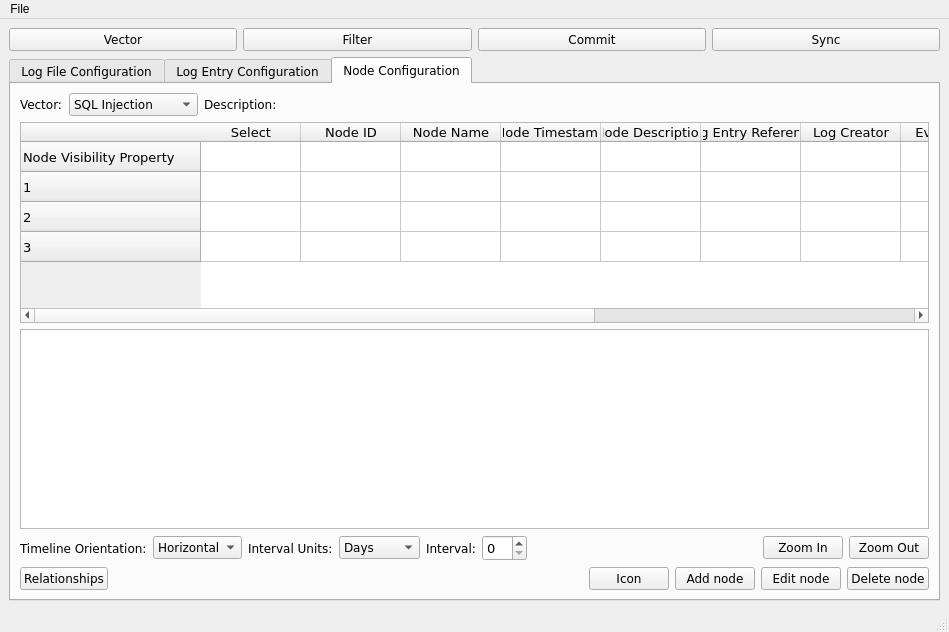
This is ui/main_window.ui in CS4311-spring-2020/pick-tool-team14-keikaku as Qt 5 draws it before an edit. The edited form follows.
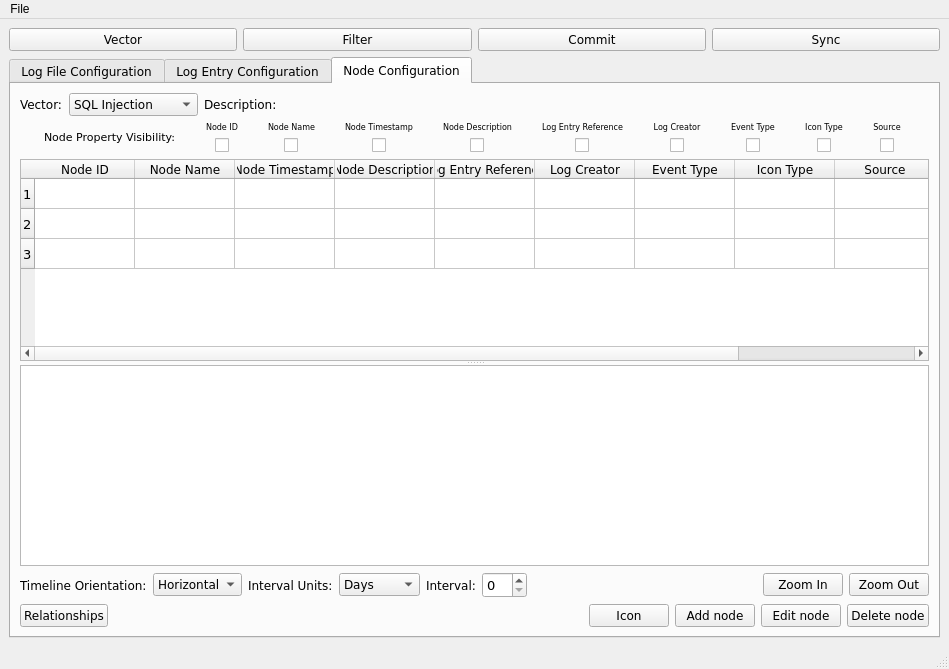
This is the edited form. The open tabs and pages were chosen to show the change. Icons and pictures are not drawn.

Commit message: Set column widths on all tables, aligned all table checkboxes, set default tab and linked to settings, created default directory folders and linked to settings, created property visibility layout above node config table, enabled vertical splitter between node config table and node graph panel.

```diff
--- a/ui/main_window.ui
+++ b/ui/main_window.ui
@@ -7,7 +7,7 @@
     <x>0</x>
     <y>0</y>
     <width>949</width>
-    <height>632</height>
+    <height>669</height>
    </rect>
   </property>
   <property name="windowTitle">
@@ -870,7 +870,7 @@
        <attribute name="title">
         <string>Node Configuration</string>
        </attribute>
-       <layout class="QVBoxLayout" name="verticalLayout_2" stretch="0,1,1,0,0">
+       <layout class="QVBoxLayout" name="verticalLayout_2" stretch="0,0,1,0,0">
         <item>
          <layout class="QHBoxLayout" name="nodeTopHL">
           <item>
@@ -929,23 +929,372 @@
          </layout>
         </item>
         <item>
-         <widget class="QTableWidget" name="nodeTableWidget">
+         <layout class="QHBoxLayout" name="nodeVisibilityHL" stretch="0,1,1,1,1,1,1,1,1,1">
+          <item>
+           <widget class="QLabel" name="nodePropVisibilityLabel">
+            <property name="sizePolicy">
+             <sizepolicy hsizetype="Fixed" vsizetype="Fixed">
+              <horstretch>0</horstretch>
+              <verstretch>0</verstretch>
+             </sizepolicy>
+            </property>
+            <property name="font">
+             <font>
+              <family>Verdana</family>
+              <pointsize>8</pointsize>
+             </font>
+            </property>
+            <property name="text">
+             <string>Node Property Visibility:</string>
+            </property>
+            <property name="wordWrap">
+             <bool>false</bool>
+            </property>
+           </widget>
+          </item>
+          <item>
+           <layout class="QVBoxLayout" name="nodeIDVL">
+            <item>
+             <widget class="QLabel" name="nodeIDLabel">
+              <property name="font">
+               <font>
+                <pointsize>6</pointsize>
+               </font>
+              </property>
+              <property name="text">
+               <string>Node ID</string>
+              </property>
+              <property name="alignment">
+               <set>Qt::AlignCenter</set>
+              </property>
+              <property name="wordWrap">
+               <bool>false</bool>
+              </property>
+             </widget>
+            </item>
+            <item>
+             <layout class="QHBoxLayout" name="nodeIDCheckHL">
+              <item>
+               <widget class="QCheckBox" name="nodeIDCheckBox">
+                <property name="sizePolicy">
+                 <sizepolicy hsizetype="Fixed" vsizetype="Fixed">
+                  <horstretch>0</horstretch>
+                  <verstretch>0</verstretch>
+                 </sizepolicy>
+                </property>
+               </widget>
+              </item>
+             </layout>
+            </item>
+           </layout>
+          </item>
+          <item>
+           <layout class="QVBoxLayout" name="nodeNameVL">
+            <item>
+             <widget class="QLabel" name="nodeNameLabel">
+              <property name="font">
+               <font>
+                <pointsize>6</pointsize>
+               </font>
+              </property>
+              <property name="text">
+               <string>Node Name</string>
+              </property>
+              <property name="alignment">
+               <set>Qt::AlignCenter</set>
+              </property>
+              <property name="wordWrap">
+               <bool>false</bool>
+              </property>
+             </widget>
+            </item>
+            <item>
+             <layout class="QHBoxLayout" name="nodeNameCheckHL">
+              <item>
+               <widget class="QCheckBox" name="nodeNameCheckBox">
+                <property name="sizePolicy">
+                 <sizepolicy hsizetype="Fixed" vsizetype="Fixed">
+                  <horstretch>0</horstretch>
+                  <verstretch>0</verstretch>
+                 </sizepolicy>
+                </property>
+               </widget>
+              </item>
+             </layout>
+            </item>
+           </layout>
+          </item>
+          <item>
+           <layout class="QVBoxLayout" name="nodeTimeVL">
+            <item>
+             <widget class="QLabel" name="nodeTimeLabel">
+              <property name="font">
+               <font>
+                <pointsize>6</pointsize>
+               </font>
+              </property>
+              <property name="text">
+               <string>Node Timestamp</string>
+              </property>
+              <property name="alignment">
+               <set>Qt::AlignCenter</set>
+              </property>
+              <property name="wordWrap">
+               <bool>false</bool>
+              </property>
+             </widget>
+            </item>
+            <item>
+             <layout class="QHBoxLayout" name="nodeTimeCheckHL">
+              <item>
+               <widget class="QCheckBox" name="nodeTimeCheckBox">
+                <property name="sizePolicy">
+                 <sizepolicy hsizetype="Fixed" vsizetype="Fixed">
+                  <horstretch>0</horstretch>
+                  <verstretch>0</verstretch>
+                 </sizepolicy>
+                </property>
+               </widget>
+              </item>
+             </layout>
+            </item>
+           </layout>
+          </item>
+          <item>
+           <layout class="QVBoxLayout" name="nodeDescVL">
+            <item>
+             <widget class="QLabel" name="nodeDescLabel">
+              <property name="font">
+               <font>
+                <pointsize>6</pointsize>
+               </font>
+              </property>
+              <property name="text">
+               <string>Node Description</string>
+              </property>
+              <property name="alignment">
+               <set>Qt::AlignCenter</set>
+              </property>
+              <property name="wordWrap">
+               <bool>false</bool>
+              </property>
+             </widget>
+            </item>
+            <item>
+             <layout class="QHBoxLayout" name="nodeDescCheckHL">
+              <item>
+               <widget class="QCheckBox" name="nodeDescCheckBox">
+                <property name="sizePolicy">
+                 <sizepolicy hsizetype="Fixed" vsizetype="Fixed">
+                  <horstretch>0</horstretch>
+                  <verstretch>0</verstretch>
+                 </sizepolicy>
+                </property>
+               </widget>
+              </item>
+             </layout>
+            </item>
+           </layout>
+          </item>
+          <item>
+           <layout class="QVBoxLayout" name="longEntryVL">
+            <item>
+             <widget class="QLabel" name="logEntryLabel">
+              <property name="font">
+               <font>
+                <pointsize>6</pointsize>
+               </font>
+              </property>
+              <property name="text">
+               <string>Log Entry Reference</string>
+              </property>
+              <property name="alignment">
+               <set>Qt::AlignCenter</set>
+              </property>
+              <property name="wordWrap">
+               <bool>false</bool>
+              </property>
+             </widget>
+            </item>
+            <item>
+             <layout class="QHBoxLayout" name="logEntryCheckHL">
+              <item>
+               <widget class="QCheckBox" name="logEntryCheckBox">
+                <property name="sizePolicy">
+                 <sizepolicy hsizetype="Fixed" vsizetype="Fixed">
+                  <horstretch>0</horstretch>
+                  <verstretch>0</verstretch>
+                 </sizepolicy>
+                </property>
+               </widget>
+              </item>
+             </layout>
+            </item>
+           </layout>
+          </item>
+          <item>
+           <layout class="QVBoxLayout" name="logCreatorVL">
+            <item>
+             <widget class="QLabel" name="logCreatorLabel">
+              <property name="font">
+               <font>
+                <pointsize>6</pointsize>
+               </font>
+              </property>
+              <property name="text">
+               <string>Log Creator</string>
+              </property>
+              <property name="alignment">
+               <set>Qt::AlignCenter</set>
+              </property>
+              <property name="wordWrap">
+               <bool>false</bool>
+              </property>
+             </widget>
+            </item>
+            <item>
+             <layout class="QHBoxLayout" name="logCreatorCheckHL">
+              <item>
+               <widget class="QCheckBox" name="logCreatorCheckBox">
+                <property name="sizePolicy">
+                 <sizepolicy hsizetype="Fixed" vsizetype="Fixed">
+                  <horstretch>0</horstretch>
+                  <verstretch>0</verstretch>
+                 </sizepolicy>
+                </property>
+               </widget>
+              </item>
+             </layout>
+            </item>
+           </layout>
+          </item>
+          <item>
+           <layout class="QVBoxLayout" name="eventTypeVL">
+            <item>
+             <widget class="QLabel" name="eventTypeLabel">
+              <property name="font">
+               <font>
+                <pointsize>6</pointsize>
+               </font>
+              </property>
+              <property name="text">
+               <string>Event Type</string>
+              </property>
+              <property name="alignment">
+               <set>Qt::AlignCenter</set>
+              </property>
+              <property name="wordWrap">
+               <bool>false</bool>
+              </property>
+             </widget>
+            </item>
+            <item>
+             <layout class="QHBoxLayout" name="eventTypeCheckHL">
+              <item>
+               <widget class="QCheckBox" name="eventTypeCheckBox">
+                <property name="sizePolicy">
+                 <sizepolicy hsizetype="Fixed" vsizetype="Fixed">
+                  <horstretch>0</horstretch>
+                  <verstretch>0</verstretch>
+                 </sizepolicy>
+                </property>
+               </widget>
+              </item>
+             </layout>
+            </item>
+           </layout>
+          </item>
+          <item>
+           <layout class="QVBoxLayout" name="iconTypeVL">
+            <item>
+             <widget class="QLabel" name="iconTypeLabel">
+              <property name="font">
+               <font>
+                <pointsize>6</pointsize>
+               </font>
+              </property>
+              <property name="text">
+               <string>Icon Type</string>
+              </property>
+              <property name="alignment">
+               <set>Qt::AlignCenter</set>
+              </property>
+              <property name="wordWrap">
+               <bool>false</bool>
+              </property>
+             </widget>
+            </item>
+            <item>
+             <layout class="QHBoxLayout" name="iconTypeCheckHL">
+              <item>
+               <widget class="QCheckBox" name="iconTypeCheckBox">
+                <property name="sizePolicy">
+                 <sizepolicy hsizetype="Fixed" vsizetype="Fixed">
+                  <horstretch>0</horstretch>
+                  <verstretch>0</verstretch>
+                 </sizepolicy>
+                </property>
+               </widget>
+              </item>
+             </layout>
+            </item>
+           </layout>
+          </item>
+          <item>
+           <layout class="QVBoxLayout" name="sourceVL">
+            <item>
+             <widget class="QLabel" name="sourceLabel">
+              <property name="font">
+               <font>
+                <pointsize>6</pointsize>
+               </font>
+              </property>
+              <property name="text">
+               <string>Source</string>
+              </property>
+              <property name="alignment">
+               <set>Qt::AlignCenter</set>
+              </property>
+              <property name="wordWrap">
+               <bool>false</bool>
+              </property>
+             </widget>
+            </item>
+            <item>
+             <layout class="QHBoxLayout" name="sourceCheckHL">
+              <item>
+               <widget class="QCheckBox" name="sourceCheckBox">
+                <property name="sizePolicy">
+                 <sizepolicy hsizetype="Fixed" vsizetype="Fixed">
+                  <horstretch>0</horstretch>
+                  <verstretch>0</verstretch>
+                 </sizepolicy>
+                </property>
+               </widget>
+              </item>
+             </layout>
+            </item>
+           </layout>
+          </item>
+         </layout>
+        </item>
+        <item>
+         <widget class="QSplitter" name="splitter">
+          <property name="orientation">
+           <enum>Qt::Vertical</enum>
+          </property>
+          <widget class="QTableWidget" name="nodeTable">
           <property name="font">
            <font>
             <pointsize>10</pointsize>
            </font>
           </property>
-          <attribute name="verticalHeaderCascadingSectionResizes">
-           <bool>false</bool>
-          </attribute>
-          <attribute name="verticalHeaderShowSortIndicator" stdset="0">
+           <property name="sizeAdjustPolicy">
+            <enum>QAbstractScrollArea::AdjustIgnored</enum>
+           </property>
+           <attribute name="horizontalHeaderShowSortIndicator" stdset="0">
            <bool>true</bool>
           </attribute>
-          <row>
-           <property name="text">
-            <string>Node Visibility Property</string>
-           </property>
-          </row>
           <row>
            <property name="text">
             <string>1</string>
@@ -961,16 +1310,6 @@
             <string>3</string>
            </property>
           </row>
-          <column>
-           <property name="text">
-            <string>Select</string>
-           </property>
-           <property name="font">
-            <font>
-             <family>Verdana</family>
-            </font>
-           </property>
-          </column>
           <column>
            <property name="text">
             <string>Node ID</string>
@@ -978,6 +1317,7 @@
            <property name="font">
             <font>
              <family>Verdana</family>
+              <pointsize>9</pointsize>
             </font>
            </property>
           </column>
@@ -988,6 +1328,7 @@
            <property name="font">
             <font>
              <family>Verdana</family>
+              <pointsize>9</pointsize>
             </font>
            </property>
           </column>
@@ -998,6 +1339,7 @@
            <property name="font">
             <font>
              <family>Verdana</family>
+              <pointsize>9</pointsize>
             </font>
            </property>
           </column>
@@ -1008,6 +1350,7 @@
            <property name="font">
             <font>
              <family>Verdana</family>
+              <pointsize>9</pointsize>
             </font>
            </property>
           </column>
@@ -1018,6 +1361,7 @@
            <property name="font">
             <font>
              <family>Verdana</family>
+              <pointsize>9</pointsize>
             </font>
            </property>
           </column>
@@ -1028,6 +1372,7 @@
            <property name="font">
             <font>
              <family>Verdana</family>
+              <pointsize>9</pointsize>
             </font>
            </property>
           </column>
@@ -1038,6 +1383,7 @@
            <property name="font">
             <font>
              <family>Verdana</family>
+              <pointsize>9</pointsize>
             </font>
            </property>
           </column>
@@ -1048,6 +1394,7 @@
            <property name="font">
             <font>
              <family>Verdana</family>
+              <pointsize>9</pointsize>
             </font>
            </property>
           </column>
@@ -1058,6 +1405,7 @@
            <property name="font">
             <font>
              <family>Verdana</family>
+              <pointsize>9</pointsize>
             </font>
            </property>
           </column>
@@ -1068,152 +1416,28 @@
            <property name="font">
             <font>
              <family>Verdana</family>
+              <pointsize>9</pointsize>
             </font>
            </property>
           </column>
-          <item row="0" column="0">
-           <property name="text">
-            <string/>
-           </property>
-           <property name="background">
-            <brush brushstyle="NoBrush">
-             <color alpha="255">
-              <red>0</red>
-              <green>0</green>
-              <blue>0</blue>
-             </color>
-            </brush>
-           </property>
-           <property name="flags">
-            <set>NoItemFlags</set>
-           </property>
-          </item>
-          <item row="0" column="1">
-           <property name="text">
-            <string/>
-           </property>
-           <property name="checkState">
-            <enum>Unchecked</enum>
-           </property>
-          </item>
-          <item row="0" column="2">
-           <property name="text">
-            <string/>
-           </property>
-           <property name="checkState">
-            <enum>Unchecked</enum>
-           </property>
-          </item>
-          <item row="0" column="3">
-           <property name="text">
-            <string/>
-           </property>
-           <property name="checkState">
-            <enum>Unchecked</enum>
-           </property>
-          </item>
-          <item row="0" column="4">
-           <property name="text">
-            <string/>
-           </property>
-           <property name="checkState">
-            <enum>Unchecked</enum>
-           </property>
-          </item>
-          <item row="0" column="5">
-           <property name="text">
-            <string/>
-           </property>
-           <property name="checkState">
-            <enum>Unchecked</enum>
-           </property>
-          </item>
-          <item row="0" column="6">
-           <property name="text">
-            <string/>
-           </property>
-           <property name="checkState">
-            <enum>Unchecked</enum>
-           </property>
-          </item>
-          <item row="0" column="7">
-           <property name="text">
-            <string/>
-           </property>
-           <property name="checkState">
-            <enum>Unchecked</enum>
-           </property>
-          </item>
-          <item row="0" column="8">
-           <property name="text">
-            <string/>
-           </property>
-           <property name="checkState">
-            <enum>Unchecked</enum>
-           </property>
-          </item>
           <item row="0" column="9">
            <property name="text">
             <string/>
            </property>
-           <property name="checkState">
-            <enum>Unchecked</enum>
-           </property>
-          </item>
-          <item row="0" column="10">
+           </item>
+           <item row="1" column="9">
            <property name="text">
             <string/>
            </property>
-           <property name="flags">
-            <set>NoItemFlags</set>
-           </property>
-          </item>
-          <item row="1" column="0">
+           </item>
+           <item row="2" column="9">
            <property name="text">
             <string/>
-           </property>
-           <property name="checkState">
-            <enum>Unchecked</enum>
-           </property>
-          </item>
-          <item row="1" column="10">
-           <property name="text">
-            <string/>
-           </property>
-           <property name="checkState">
-            <enum>Checked</enum>
-           </property>
-          </item>
-          <item row="2" column="0">
-           <property name="checkState">
-            <enum>Unchecked</enum>
-           </property>
-          </item>
-          <item row="2" column="10">
-           <property name="text">
-            <string/>
-           </property>
-           <property name="checkState">
-            <enum>Checked</enum>
-           </property>
-          </item>
-          <item row="3" column="0">
-           <property name="checkState">
-            <enum>Unchecked</enum>
-           </property>
-          </item>
-          <item row="3" column="10">
-           <property name="text">
-            <string/>
-           </property>
-           <property name="checkState">
-            <enum>Checked</enum>
            </property>
           </item>
          </widget>
-        </item>
-        <item>
          <widget class="QGraphicsView" name="graphicsView"/>
+         </widget>
         </item>
         <item>
          <layout class="QHBoxLayout" name="nodeMiddleHL">
```
Left out of the diff: 383 changed lines with no effect on the pictures. Lines whose indentation alone changed are shown as unchanged. The commit also changes 9 other files.
